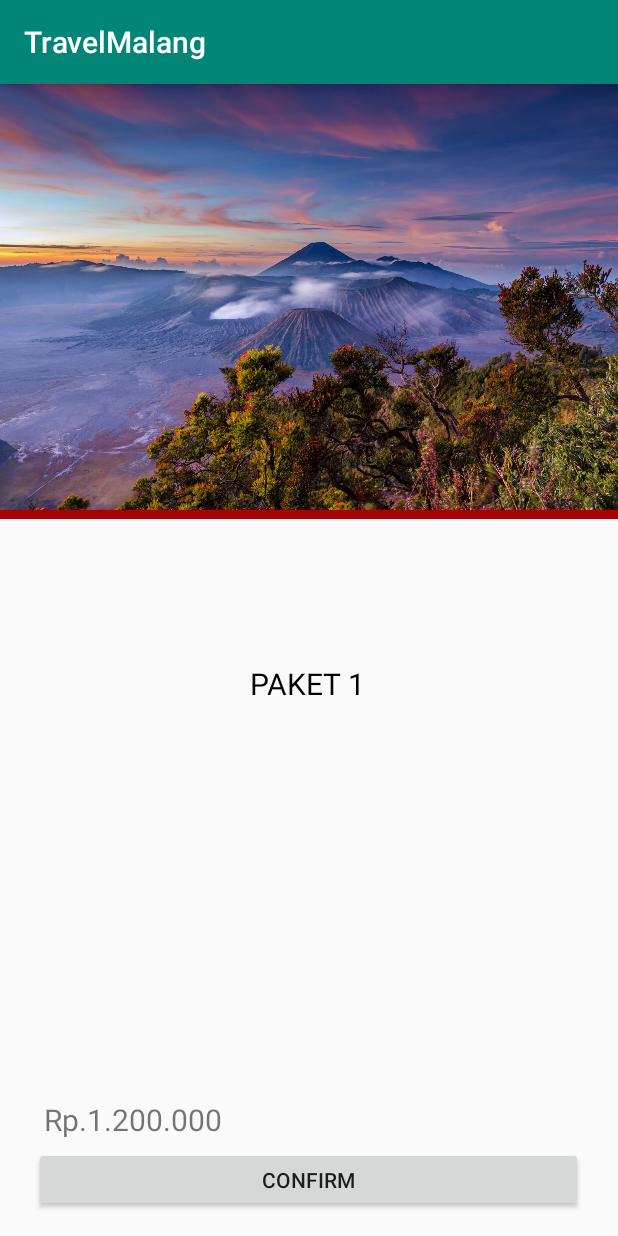
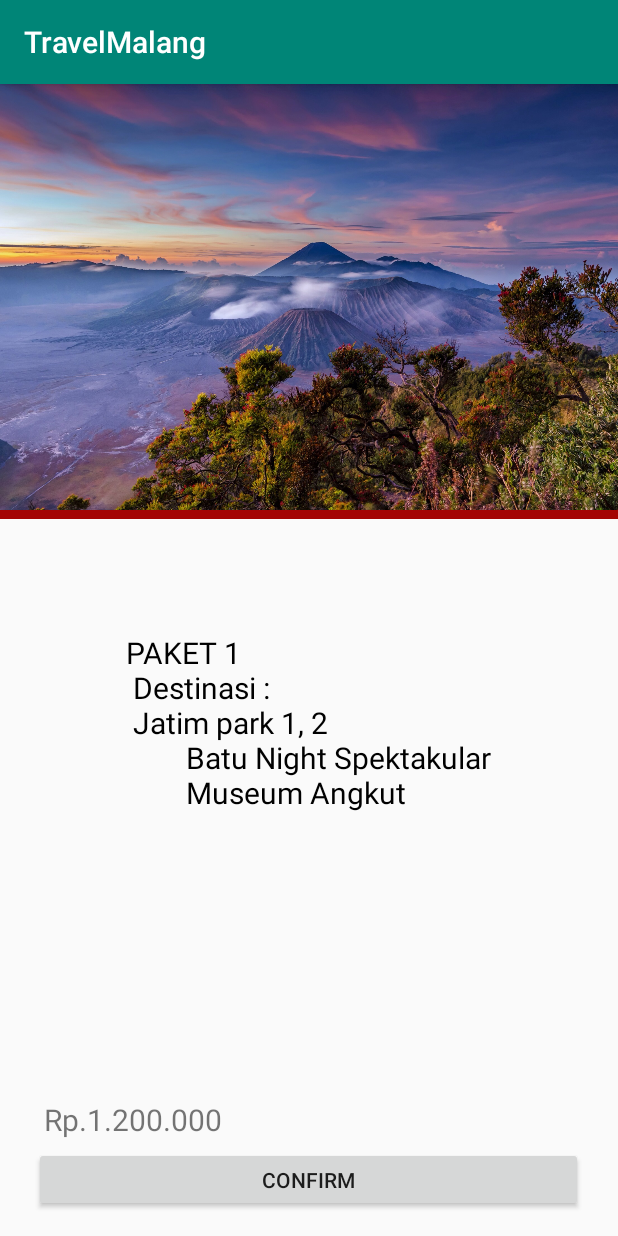
Before and after one commit to tsanyalwan/TravelMalang, an Android app: the HomeFragment screen opened directly, with no data from a screen before it, after a tap on "PAKET 1", on a phone screen of 412 x 824 dp. Run offline under Robolectric (Android 15) with nearby library versions, the phone set to English and light mode, and no system bars; our stand-ins replace Firebase (no records; nobody signed in at launch, a user with empty details on screens opened directly).

Commit message:
update item paket

```diff
--- a/app/src/main/java/com/example/travelmalang/adapters/item_menu_adapters.java
+++ b/app/src/main/java/com/example/travelmalang/adapters/item_menu_adapters.java
@@ -54,7 +54,9 @@ public class item_menu_adapters extends RecyclerView.Adapter<item_menu_adapters.
                     Toast.makeText(view.getContext(),"Berhasil Memilih Paket 1",Toast.LENGTH_SHORT).show();
                     Intent intent = new Intent(view.getContext(), ItemPaketActivity.class);
                     intent.putExtra("gambar",R.drawable.bromo);
-                    intent.putExtra("judul","PAKET 1");
+                    intent.putExtra("judul","PAKET 1\n Destinasi : \n Jatim park 1, 2 \n" +
+                            "\t\t\tBatu Night Spektakular\n" +
+                            "\t\t\tMuseum Angkut "  );
                     intent.putExtra("harga","Rp.1.200.000");
                     view.getContext().startActivity(intent);
                 }else if(position == 1){
--- a/app/src/main/res/values/strings.xml
+++ b/app/src/main/res/values/strings.xml
@@ -6,6 +6,9 @@
 
     <string name="textsp2">Tentukan Titik Penjemputan Sesuai Kota Mu</string>
     <string name="textsp3">Dapatkan Pelayanan Terbaik Dari Kami</string>
+    <string name="paket1">Destination : Jatim park 1, 2
+			Batu Night Spektakular
+			Museum Angkut </string>
 
     <!-- TODO: Remove or change this placeholder text -->
     <string name="hello_blank_fragment">Hello blank fragment</string>
```
